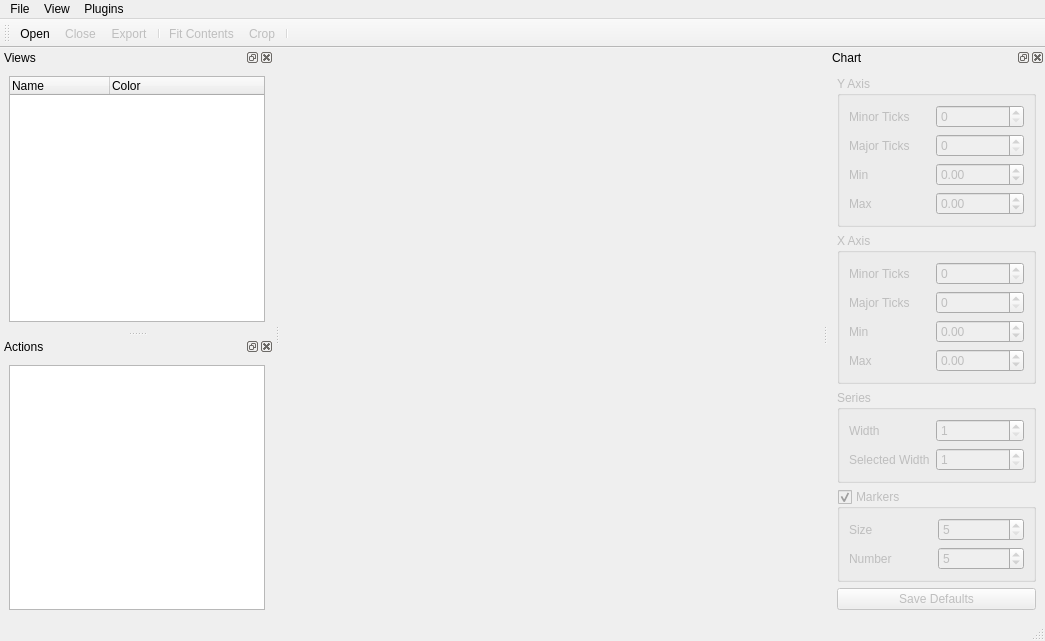
The window that designer/mainwindow.ui (RuggedScience/AccelExplorer) describes before a commit, drawn with Qt 5.
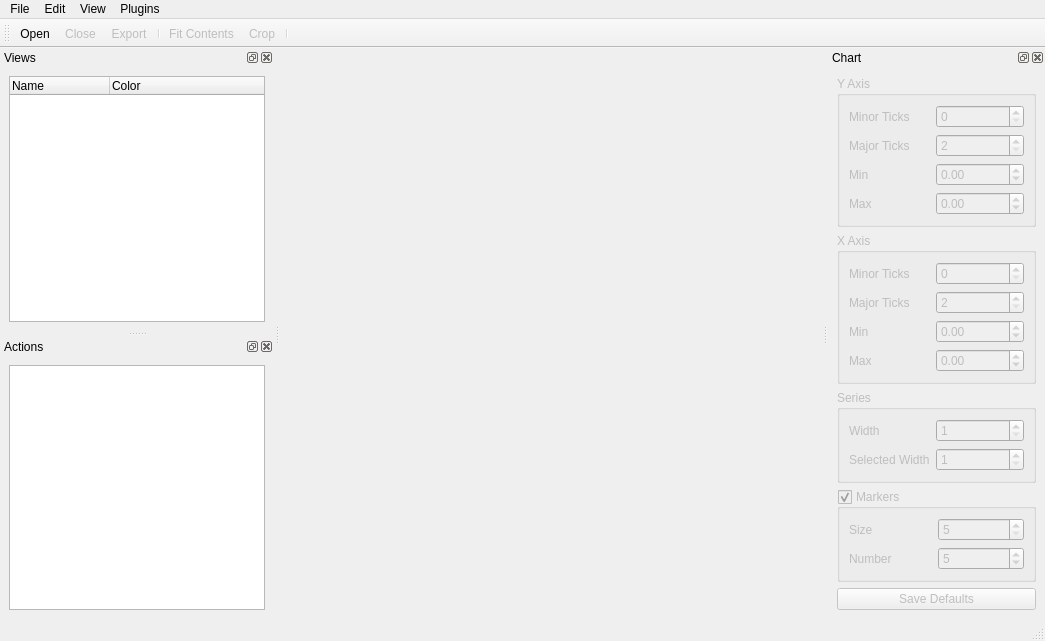
The same window after the commit. Icons and pictures are not drawn. Custom widgets are drawn as their Qt base class.

Commit message: Moved undo / redo to mainwindow

Patch:
```diff
--- a/designer/mainwindow.ui
+++ b/designer/mainwindow.ui
@@ -136,7 +136,11 @@
          </widget>
         </item>
         <item row="1" column="1">
-         <widget class="QSpinBox" name="yMajorTicks_spin"/>
+         <widget class="QSpinBox" name="yMajorTicks_spin">
+          <property name="minimum">
+           <number>2</number>
+          </property>
+         </widget>
         </item>
         <item row="2" column="0">
          <widget class="QLabel" name="label_5">
@@ -199,7 +203,11 @@
          </widget>
         </item>
         <item row="1" column="1">
-         <widget class="QSpinBox" name="xMajorTicks_spin"/>
+         <widget class="QSpinBox" name="xMajorTicks_spin">
+          <property name="minimum">
+           <number>2</number>
+          </property>
+         </widget>
         </item>
         <item row="2" column="0">
          <widget class="QLabel" name="label_7">
@@ -387,7 +395,15 @@
     <addaction name="menuViews"/>
     <addaction name="menuFilters"/>
    </widget>
+   <widget class="QMenu" name="menuEdit">
+    <property name="title">
+     <string>Edit</string>
+    </property>
+    <addaction name="actionUndo"/>
+    <addaction name="actionRedo"/>
+   </widget>
    <addaction name="menuFile"/>
+   <addaction name="menuEdit"/>
    <addaction name="menuView"/>
    <addaction name="menuData"/>
   </widget>
```
Left out of the diff: 26 changed lines with no effect on the pictures. The commit also changes 2 other files.
